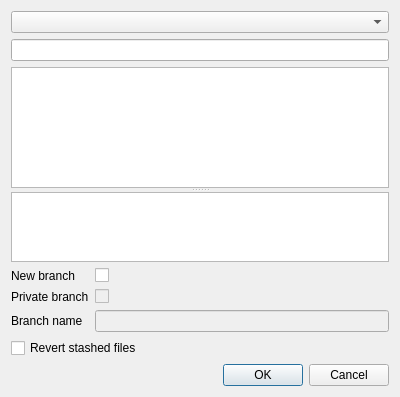
Above: ui/CommitDialog.ui from AnotherFoxGuy/diesel-scm before the change. Below: the same form after it.
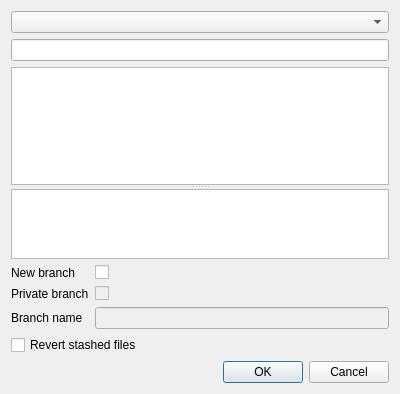
That is the form after the change.

```diff
--- a/ui/CommitDialog.ui
+++ b/ui/CommitDialog.ui
@@ -10,7 +10,7 @@
     <x>0</x>
     <y>0</y>
     <width>400</width>
-    <height>397</height>
+    <height>394</height>
    </rect>
   </property>
   <property name="windowTitle">
```
